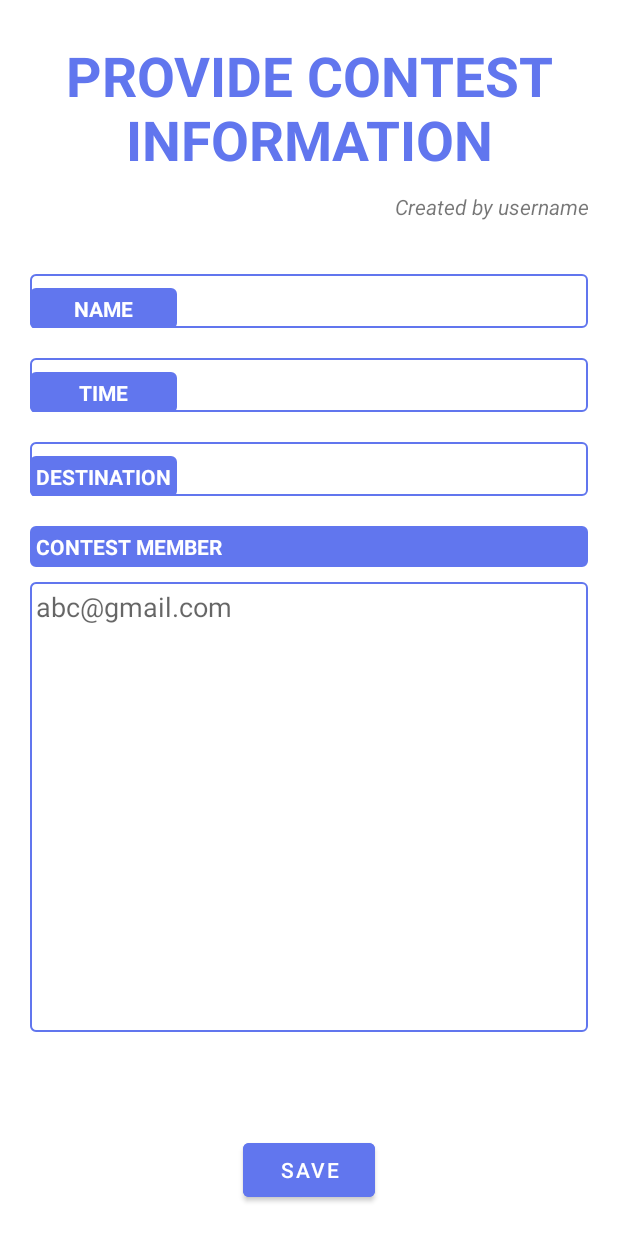
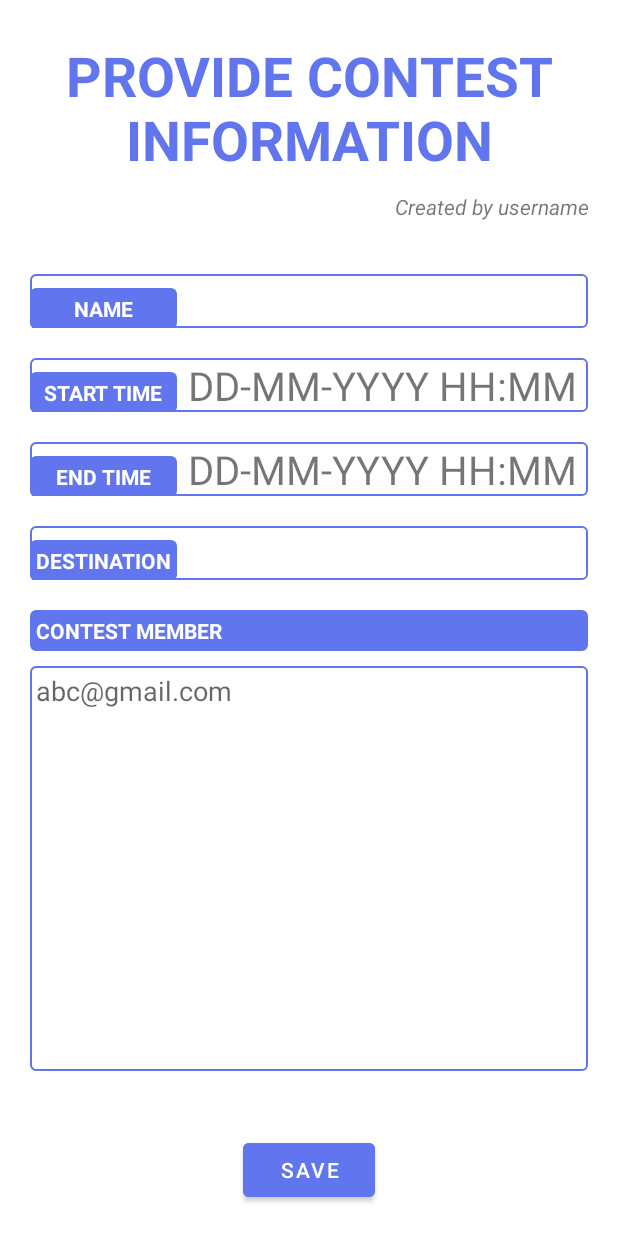
Before and after one commit to nhanlun/TechDash, an Android app: the ContestAddFragment screen opened through its navigation route, on a phone screen of 412 x 824 dp. Run offline under Robolectric (Android 15) with nearby library versions, the phone set to English and light mode, and no system bars; our stand-ins replace Firebase (no records; nobody signed in at launch, a user with empty details on screens opened directly), navigation-ui; libraries missing offline, so code that uses them is left out: com.facebook, com.facebook.login; 4 statements that could not run were skipped.

Commit message:
Contest
Nhi code

```diff
--- a/app/src/main/java/com/example/techdash/fragments/ContestAddFragment.java
+++ b/app/src/main/java/com/example/techdash/fragments/ContestAddFragment.java
@@ -1,61 +1,31 @@
 package com.example.techdash.fragments;
 
+import android.app.DatePickerDialog;
+import android.app.TimePickerDialog;
 import android.os.Bundle;
 
+import androidx.annotation.NonNull;
+import androidx.annotation.Nullable;
 import androidx.fragment.app.Fragment;
 
+import android.util.Log;
 import android.view.LayoutInflater;
 import android.view.View;
 import android.view.ViewGroup;
+import android.widget.DatePicker;
+import android.widget.TextView;
+import android.widget.TimePicker;
 
 import com.example.techdash.R;
 
-/**
- * A simple {@link Fragment} subclass.
- * Use the {@link ContestAddFragment#newInstance} factory method to
- * create an instance of this fragment.
- */
+import java.util.Calendar;
+
 public class ContestAddFragment extends Fragment {
-
-    // TODO: Rename parameter arguments, choose names that match
-    // the fragment initialization parameters, e.g. ARG_ITEM_NUMBER
-    private static final String ARG_PARAM1 = "param1";
-    private static final String ARG_PARAM2 = "param2";
-
-    // TODO: Rename and change types of parameters
-    private String mParam1;
-    private String mParam2;
-
-    public ContestAddFragment() {
-        // Required empty public constructor
-    }
-
-    /**
-     * Use this factory method to create a new instance of
-     * this fragment using the provided parameters.
-     *
-     * @param param1 Parameter 1.
-     * @param param2 Parameter 2.
-     * @return A new instance of fragment ContestAddFragment.
-     */
-    // TODO: Rename and change types and number of parameters
-    public static ContestAddFragment newInstance(String param1, String param2) {
-        ContestAddFragment fragment = new ContestAddFragment();
-        Bundle args = new Bundle();
-        args.putString(ARG_PARAM1, param1);
-        args.putString(ARG_PARAM2, param2);
-        fragment.setArguments(args);
-        return fragment;
-    }
-
-    @Override
-    public void onCreate(Bundle savedInstanceState) {
-        super.onCreate(savedInstanceState);
-        if (getArguments() != null) {
-            mParam1 = getArguments().getString(ARG_PARAM1);
-            mParam2 = getArguments().getString(ARG_PARAM2);
-        }
-    }
+    TextView starttime, endtime;
+    final static String TAG = HomeFragment.class.getSimpleName();
+    String time = "";
+    Calendar start, end;
+    int selectedYear, selectedMonth, selectedDayOfMonth, lastSelectedHour, lastSelectedMinute;
 
     @Override
     public View onCreateView(LayoutInflater inflater, ViewGroup container,
@@ -63,4 +33,72 @@ public class ContestAddFragment extends Fragment {
         // Inflate the layout for this fragment
         return inflater.inflate(R.layout.fragment_contest_add, container, false);
     }
+
+    public void StartTime() {
+        final Calendar currentDate = Calendar.getInstance();
+        start = Calendar.getInstance();
+        new DatePickerDialog(getActivity(), new DatePickerDialog.OnDateSetListener() {
+            @Override
+            public void onDateSet(DatePicker view, int year, int monthOfYear, int dayOfMonth) {
+                start.set(year, monthOfYear, dayOfMonth);
+                time = String.valueOf(dayOfMonth) + '-' + (monthOfYear + 1) + '-' + year;
+                new TimePickerDialog(getActivity(), new TimePickerDialog.OnTimeSetListener() {
+                    @Override
+                    public void onTimeSet(TimePicker view, int hourOfDay, int minute) {
+                        start.set(Calendar.HOUR_OF_DAY, hourOfDay);
+                        start.set(Calendar.MINUTE, minute);
+                        if (minute > 10) time = time + ' ' + hourOfDay + ':' + minute;
+                        else time = time + ' ' + hourOfDay + ":0" + minute;
+                        starttime.setText(time);
+                        Log.v(TAG, "The choosen one " + start.getTime());
+                    }
+                }, currentDate.get(Calendar.HOUR_OF_DAY), currentDate.get(Calendar.MINUTE), false).show();
+            }
+        }, currentDate.get(Calendar.YEAR), currentDate.get(Calendar.MONTH), currentDate.get(Calendar.DATE)).show();
+    }
+
+    public void EndTime() {
+        final Calendar currentDate = Calendar.getInstance();
+        end = Calendar.getInstance();
+        new DatePickerDialog(getActivity(), new DatePickerDialog.OnDateSetListener() {
+            @Override
+            public void onDateSet(DatePicker view, int year, int monthOfYear, int dayOfMonth) {
+                end.set(year, monthOfYear, dayOfMonth);
+                time = String.valueOf(dayOfMonth) + '-' + (monthOfYear + 1) + '-' + year;
+                new TimePickerDialog(getActivity(), new TimePickerDialog.OnTimeSetListener() {
+                    @Override
+                    public void onTimeSet(TimePicker view, int hourOfDay, int minute) {
+                        end.set(Calendar.HOUR_OF_DAY, hourOfDay);
+                        end.set(Calendar.MINUTE, minute);
+                        if (minute > 10) time = time + ' ' + hourOfDay + ':' + minute;
+                        else time = time + ' ' + hourOfDay + ":0" + minute;
+                        endtime.setText(time);
+                        Log.v(TAG, "The choosen one " + end.getTime());
+                    }
+                }, currentDate.get(Calendar.HOUR_OF_DAY), currentDate.get(Calendar.MINUTE), false).show();
+            }
+        }, currentDate.get(Calendar.YEAR), currentDate.get(Calendar.MONTH), currentDate.get(Calendar.DATE)).show();
+    }
+
+    @Override
+    public void onViewCreated(@NonNull View view, @Nullable Bundle savedInstanceState) {
+        super.onViewCreated(view, savedInstanceState);
+        starttime = getView().findViewById(R.id.ct_starttime);
+        endtime = getView().findViewById(R.id.ct_endtime);
+
+        starttime.setOnClickListener(new View.OnClickListener() {
+            @Override
+            public void onClick(View v) {
+                StartTime();
+
+            }
+        });
+
+        endtime.setOnClickListener(new View.OnClickListener() {
+            @Override
+            public void onClick(View v) {
+                EndTime();
+            }
+        });
+    }
 }
--- a/app/src/main/java/com/example/techdash/fragments/LoginFragment.java
+++ b/app/src/main/java/com/example/techdash/fragments/LoginFragment.java
@@ -110,7 +110,8 @@ public class LoginFragment extends Fragment {
         btnSignup.setOnClickListener(new View.OnClickListener() {
             @Override
             public void onClick(View v) {
-                navController.navigate(R.id.signupFragment);
+                navController.navigate(R.id.contestAddFragment);
+                //navController.navigate(R.id.signupFragment);
             }
         });
 
--- a/app/src/main/res/layout/fragment_contest_add.xml
+++ b/app/src/main/res/layout/fragment_contest_add.xml
@@ -49,7 +49,8 @@
                     android:layout_height="wrap_content"
                     android:textSize="40px"
                     android:background="@null"
-                    android:gravity="center"/>
+                    android:gravity="center"
+                    android:id="@+id/ct_name"/>
             </TableRow>
             <TableRow
                 android:background="@drawable/border"
@@ -57,7 +58,7 @@
                 <TextView
                     android:layout_width="wrap_content"
                     android:layout_height="wrap_content"
-                    android:text="TIME"
+                    android:text="START TIME"
                     android:textColor="@color/white"
                     android:background="@drawable/border2"
                     android:gravity="center"
@@ -67,7 +68,29 @@
                     android:layout_width="match_parent"
                     android:layout_height="wrap_content"
                     android:gravity="center"
-                    android:textSize="40px" />
+                    android:textSize="40px"
+                    android:text="DD-MM-YYYY HH:MM"
+                    android:id="@+id/ct_starttime"/>
+            </TableRow>
+            <TableRow
+                android:background="@drawable/border"
+                android:layout_marginVertical="10dp">
+                <TextView
+                    android:layout_width="wrap_content"
+                    android:layout_height="wrap_content"
+                    android:text="END TIME"
+                    android:textColor="@color/white"
+                    android:background="@drawable/border2"
+                    android:gravity="center"
+                    android:textStyle="bold"
+                    android:padding="4dp" />
+                <TextView
+                    android:layout_width="match_parent"
+                    android:layout_height="wrap_content"
+                    android:gravity="center"
+                    android:textSize="40px"
+                    android:text="DD-MM-YYYY HH:MM"
+                    android:id="@+id/ct_endtime"/>
             </TableRow>
             <TableRow
                 android:background="@drawable/border"
@@ -87,7 +110,7 @@
                     android:gravity="center"
                     android:textSize="40px"
                     android:background="@null"
-                    android:id="@+id/destination"/>
+                    android:id="@+id/ct_destination"/>
             </TableRow>
         </TableLayout>
 
@@ -103,7 +126,7 @@
 
     <EditText
         android:layout_width="match_parent"
-        android:layout_height="300dp"
+        android:layout_height="270dp"
         android:background="@drawable/border"
         android:id="@+id/member"
         android:padding="4dp"
```
